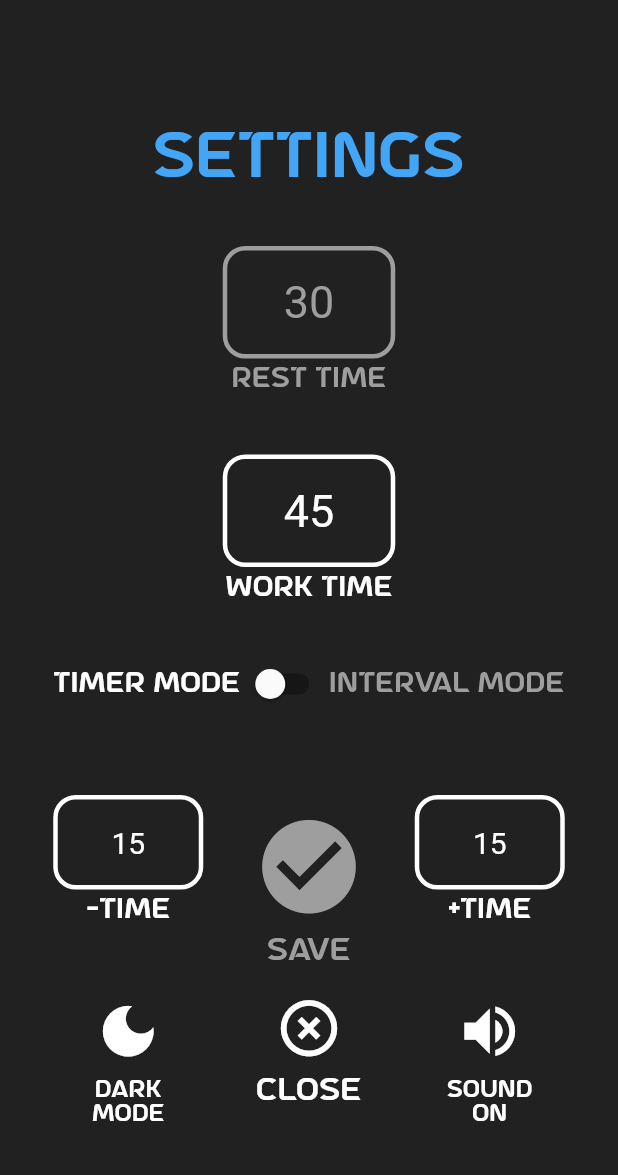
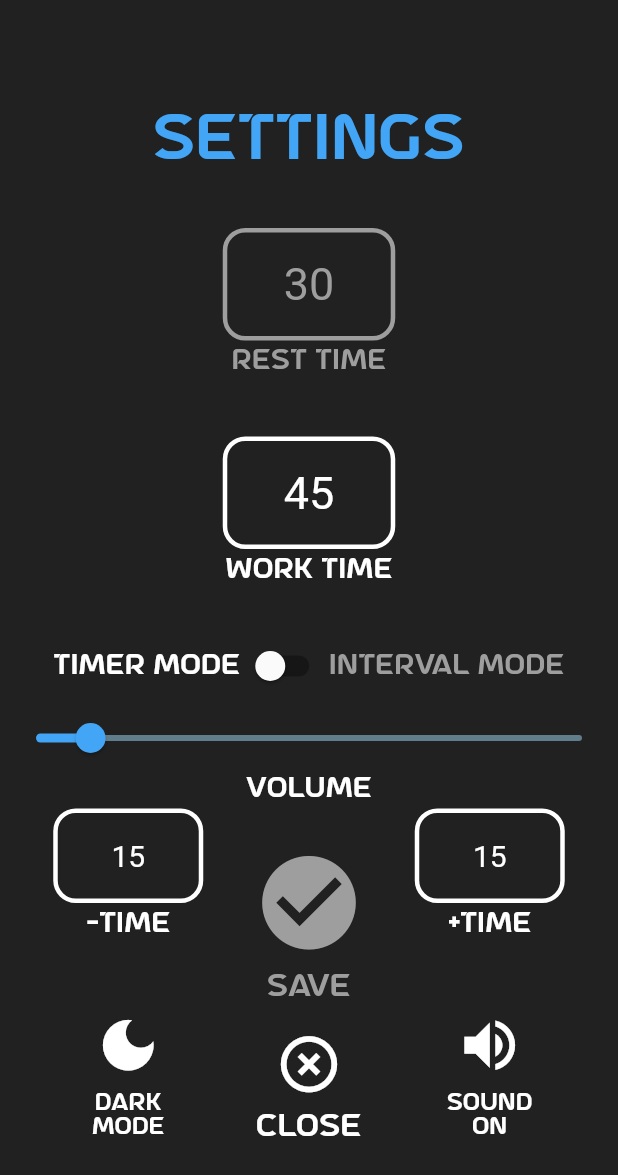
Before and after one commit to Hieroglyphical4/hiit-time, a Flutter app: the SettingsMenu screen opened directly, on a phone screen of 412 x 824 dp. Shown: the top 1175 px of the screen. Run offline on Flutter 3.47's test engine with Material 2 defaults, Android fonts, the phone set to English and light mode, and no system bars; our stand-ins replace audioplayers, native_device_orientation, wakelock; missing offline and left inert: hiit.time; statements that could not run were skipped.

Commit message:
Volume Slider

```diff
--- a/lib/Config/settings.dart
+++ b/lib/Config/settings.dart
@@ -4,6 +4,7 @@ int setStartTime = 45;
 int setRestDuration = 30;
 int setTimeModifyValueAdd = 15;
 int setTimeModifyValueSub = 15;
+double setVolume = 0.1;
 bool appInTimerMode = true;
 bool appInDarkMode = true;
 bool appMuted = false;
--- a/lib/countdown_progress_indicator.dart
+++ b/lib/countdown_progress_indicator.dart
@@ -135,7 +135,8 @@ class _CountDownProgressIndicatorState extends State<CountDownProgressIndicator>
       }
       setState(() {
         if (_currentDuration == 3) {
-          _audioPlayer.setVolume(.5);
+          // _audioPlayer.setVolume(.5);
+          _audioPlayer.setVolume(setVolume);
           !appMuted ? _audioPlayer.play(AssetSource('sounds/Countdown3SalliDelayed.mp3')) : null;
         }
         if (_currentDuration > 3) {
--- a/lib/settings_menu.dart
+++ b/lib/settings_menu.dart
@@ -102,12 +102,12 @@ class _SettingsMenuState extends State<SettingsMenu> {
   void _onTimerModeChanged(bool value) {
     setState(() {
       if (appInTimerMode) {
-        widget.audio.setVolume(.1);
+        widget.audio.setVolume(setVolume);
         widget.audio.setReleaseMode(ReleaseMode.stop);
         !appMuted ? widget.audio.play(AssetSource('sounds/SwitchAndBeep1.mp3')) : null;
         appInTimerMode = false;
       } else {
-        widget.audio.setVolume(.1);
+        widget.audio.setVolume(setVolume);
         widget.audio.setReleaseMode(ReleaseMode.stop);
         !appMuted ? widget.audio.play(AssetSource('sounds/Switch1.mp3')) : null;
         appInTimerMode = true;
@@ -412,7 +412,41 @@ class _SettingsMenuState extends State<SettingsMenu> {
                         ],
                       ),
 
-                      const SizedBox(height: 20),
+                      /////////////////
+                      // Volume Slider
+                      /////////////////
+                      appMuted
+                          ? Container()
+                          : Column(
+                            children: [
+                              SliderTheme(
+                                data: SliderTheme.of(context).copyWith(
+                                  // thumbShape: RoundSliderThumbShape(enabledThumbRadius: 12.0),
+                                  // overlayShape: RoundSliderOverlayShape(overlayRadius: 30.0),
+                                  thumbColor: primaryAccentColor,
+                                  // overlayColor: primaryAccentColor,
+                                  activeTrackColor: primaryAccentColor,
+                                  inactiveTrackColor: secondaryAccentColor,
+                                ),
+                                child: Slider(
+                                  value: setVolume,
+                                  onChanged: (newValue) {
+                                    setState(() {
+                                      setVolume = newValue;
+                                    });
+                                  },
+                                ),
+                              ),
+                              Text(
+                                'Volume',
+                                style: TextStyle(
+                                  color: primaryColor,
+                                  fontSize: 18,
+                                  fontFamily: 'AstroSpace',
+                                ),
+                              ),
+                            ],
+                          ),
 
                       ////////////////////
                       // Bottom Settings
@@ -425,8 +459,7 @@ class _SettingsMenuState extends State<SettingsMenu> {
                             /////////////////////////////////////
                             Column(
                                 children: [
-                                  const SizedBox(height: 30),
-
+                                  appMuted ? const SizedBox(height: 20): Container(),
                                   ///////////////////////
                                   // - Time Input Field
                                   ///////////////////////
@@ -565,7 +598,7 @@ class _SettingsMenuState extends State<SettingsMenu> {
                                     icon: const Icon(Icons.check_circle),
                                     onPressed: _settingsChanged
                                         ? () {
-                                      widget.audio.setVolume(.1);
+                                      widget.audio.setVolume(setVolume);
                                       widget.audio.setReleaseMode(ReleaseMode.stop);
                                       !appMuted ? widget.audio.play(AssetSource('sounds/Correct1.mp3')) : null;
                                       // Check if settings have changed
@@ -688,7 +721,7 @@ class _SettingsMenuState extends State<SettingsMenu> {
                                     onPressed: () {
                                       HapticFeedback.mediumImpact();
                                       if (_settingsChanged) {
-                                        widget.audio.setVolume(.2);
+                                        widget.audio.setVolume(setVolume);
                                         widget.audio.setReleaseMode(ReleaseMode.stop);
                                         !appMuted ? widget.audio.play(AssetSource('sounds/Woosh.mp3')) : null;
                                       }
@@ -717,8 +750,7 @@ class _SettingsMenuState extends State<SettingsMenu> {
                             Column(
                                 mainAxisAlignment: MainAxisAlignment.center,
                                 children: [
-                                  const SizedBox(height: 30),
-
+                                  appMuted ? const SizedBox(height: 20): Container(),
                                   ///////////////////////
                                   // + Time Input Field
                                   ///////////////////////
```
Also changed, not shown: lib/main.dart (+7 -4 lines). Lines whose indentation alone changed are shown as unchanged.
